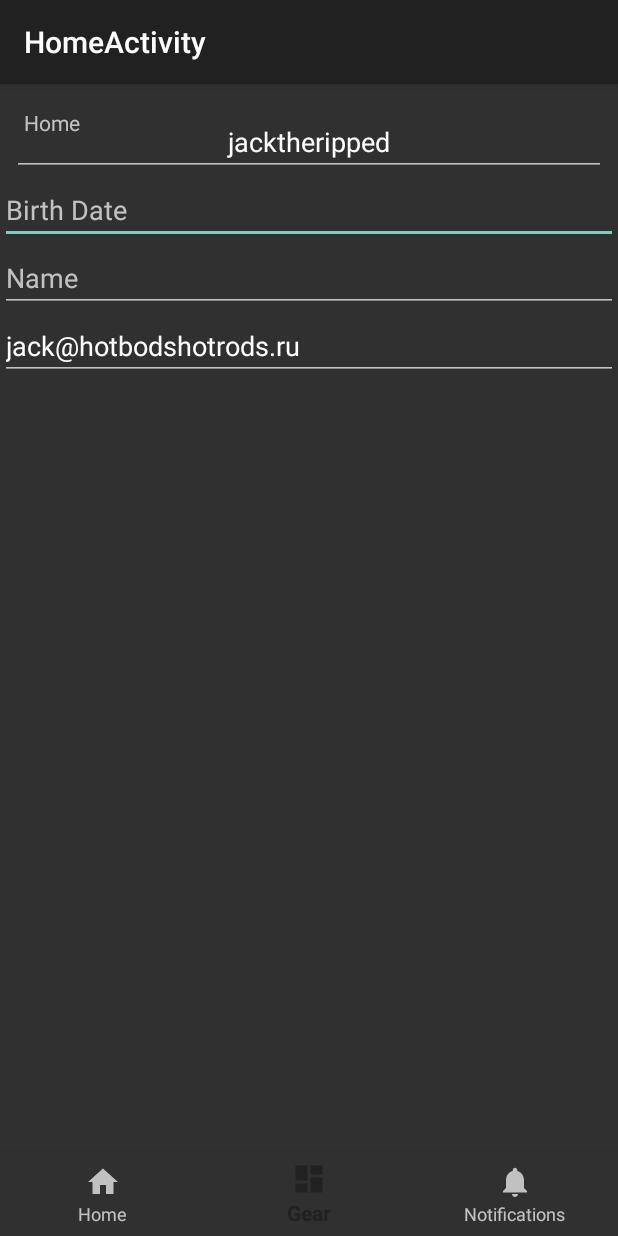
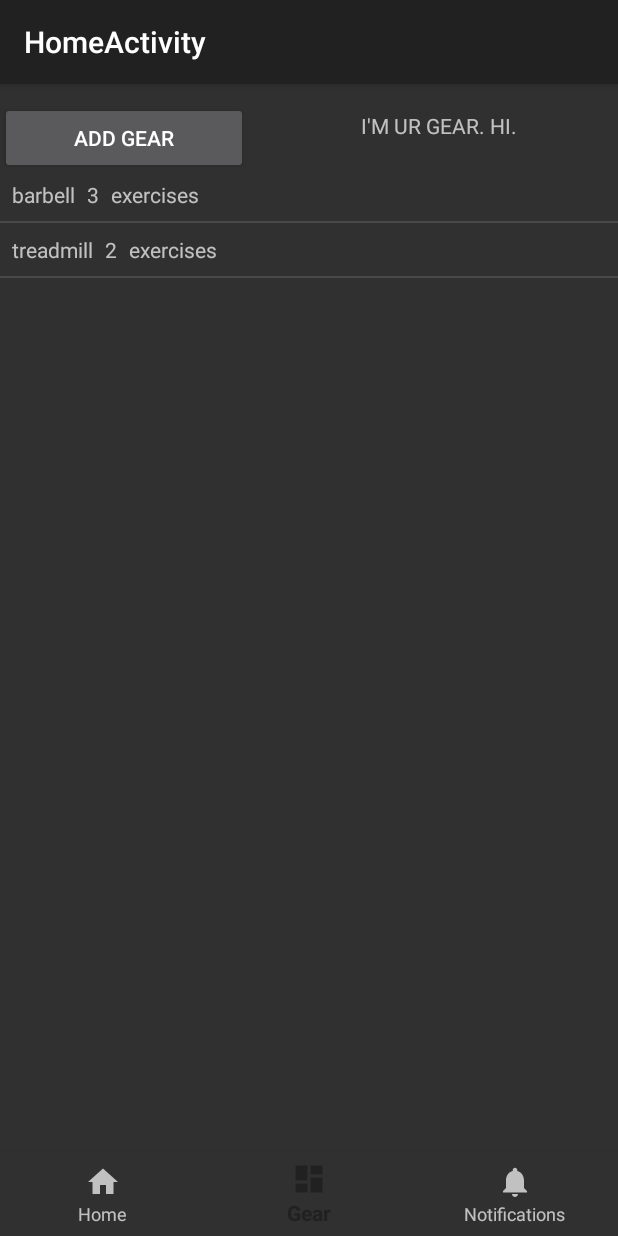
Before and after one commit to meltingscales/workout-image-equipment-classifier, an Android app: the HomeActivity screen opened directly, with no data from a screen before it, item 2 of the bottom bar chosen, on a phone screen of 412 x 824 dp. Run offline under Robolectric (Android 15) with nearby library versions, the phone set to English and light mode, and no system bars.

Commit message:
add gear view with EquipmentListAdapter

```diff
--- /dev/null
+++ b/android_apps/tensorflow_for_poets_tflite/app/src/main/java/com/scanfit/EquipmentArrayAdapter.java
@@ -0,0 +1,39 @@
+package com.scanfit;
+
+import android.content.Context;
+import android.support.annotation.NonNull;
+import android.support.annotation.Nullable;
+import android.view.LayoutInflater;
+import android.view.View;
+import android.view.ViewGroup;
+import android.widget.ArrayAdapter;
+import android.widget.TextView;
+
+import com.scanfit.modeling.fitness.Equipment;
+
+import java.util.List;
+
+public class EquipmentArrayAdapter extends ArrayAdapter<Equipment> {
+
+    public EquipmentArrayAdapter(@NonNull Context context, int resource, @NonNull List<Equipment> objects) {
+        super(context, resource, objects);
+    }
+
+    @NonNull
+    @Override
+    public View getView(int position, @Nullable View convertView, @NonNull ViewGroup parent) {
+        Equipment equipment = getItem(position);
+
+        if (convertView == null) {
+            convertView = LayoutInflater.from(getContext()).inflate(R.layout.single_equipment, parent, false);
+        }
+
+        TextView textViewEquipmentName = convertView.findViewById(R.id.textViewEquipmentName);
+        TextView textViewNumberExercises = convertView.findViewById(R.id.textViewNumberExercises);
+
+        textViewEquipmentName.setText(equipment.getName());
+        textViewNumberExercises.setText(String.valueOf(equipment.getExerciseSet().size()));
+
+        return convertView;
+    }
+}
--- a/android_apps/tensorflow_for_poets_tflite/app/src/main/java/com/scanfit/WorkoutSolver.java
+++ b/android_apps/tensorflow_for_poets_tflite/app/src/main/java/com/scanfit/WorkoutSolver.java
@@ -83,7 +83,7 @@ public class WorkoutSolver extends Application {
 //            System.out.println(equipmentType);
 
             for (String muscleGroup : workoutMuscleGroups) {
-                equipment.exerciseSet.add(muscleGroup);
+                equipment.getExerciseSet().add(muscleGroup);
 //                System.out.println("    " + muscleGroup);
             }
 
@@ -147,7 +147,7 @@ public class WorkoutSolver extends Application {
         HashSet<Equipment> ret = new HashSet<>();
 
         for (Equipment equipment : this.equipmentSet) {
-            if (equipment.exerciseSet.contains(w.name)) {
+            if (equipment.getExerciseSet().contains(w.name)) {
                 ret.add(equipment);
             }
         }
@@ -168,7 +168,7 @@ public class WorkoutSolver extends Application {
         System.out.printf("We want to train our '%s', and we have the following equipment available:%n", desiredMuscleGroup.toString());
 
         for (Equipment e : availableEquipment) {
-            System.out.printf("\t%s%n", e.name);
+            System.out.printf("\t%s%n", e.getName());
         }
 
         // Try all workouts.
--- a/android_apps/tensorflow_for_poets_tflite/app/src/main/java/com/scanfit/activities/HomeActivity.java
+++ b/android_apps/tensorflow_for_poets_tflite/app/src/main/java/com/scanfit/activities/HomeActivity.java
@@ -1,25 +1,38 @@
 package com.scanfit.activities;
 
-import android.os.Build;
+import android.content.Intent;
 import android.os.Bundle;
 import android.support.annotation.NonNull;
-import android.support.annotation.RequiresApi;
 import android.support.design.widget.BottomNavigationView;
 import android.support.v7.app.AppCompatActivity;
 import android.view.MenuItem;
+import android.view.View;
+import android.widget.ArrayAdapter;
 import android.widget.EditText;
+import android.widget.ListView;
 import android.widget.ViewSwitcher;
 
+import com.scanfit.EquipmentArrayAdapter;
 import com.scanfit.R;
+import com.scanfit.modeling.fitness.Equipment;
 import com.scanfit.modeling.user.BodyType;
 import com.scanfit.modeling.user.Person;
 
+import java.util.ArrayList;
 import java.util.Date;
+import java.util.List;
 
 
 public class HomeActivity extends AppCompatActivity {
 
-    private TextView mTextMessage;
+    private static Person defaultPerson = new Person("Jack Skellington", "jacktheripped", "jacktheboneman@hotbodshotrods.ru",
+            "cool gender", BodyType.NONBINARY, new Date());
+
+    private static ArrayList<Equipment> defaultEquipment = new ArrayList<Equipment>() {{
+        add(new Equipment("barbell", "lift it", "throw it", "eat it"));
+        add(new Equipment("treadmill", "run", "walk"));
+    }};
+
     private ViewSwitcher viewSwitcher = null;
     private BottomNavigationView.OnNavigationItemSelectedListener mOnNavigationItemSelectedListener
             = new BottomNavigationView.OnNavigationItemSelectedListener() {
@@ -27,31 +40,44 @@ public class HomeActivity extends AppCompatActivity {
         @Override
         public boolean onNavigationItemSelected(@NonNull MenuItem item) {
 
+
             switch (item.getItemId()) {
 
                 case R.id.navigation_home:
-                    mTextMessage.setText(R.string.title_home); // For debug purposes.
 
                     viewSwitcher.removeAllViews();
                     inflateUserView();
+                    populateUserView(defaultPerson);
+
                     return true;
 
-                case R.id.navigation_dashboard:
-                    mTextMessage.setText(R.string.title_gear);
-                    startActivity(new Intent(getApplicationContext(), CameraActivity.class)); //TODO: Instead of starting CameraActivity, make a 'gear' view.
+                case R.id.navigation_gear:
+
+                    viewSwitcher.removeAllViews();
+                    inflateGearView();
+                    populateGearView(defaultEquipment);
+
                     return true;
 
                 case R.id.navigation_notifications:
-                    mTextMessage.setText(R.string.title_notifications);
+
+                    viewSwitcher.removeAllViews();
                     //TODO Make an activity for this too.
                     return true;
             }
+
             return false;
+
         }
     };
 
+
     private void inflateUserView() {
         viewSwitcher.addView(getLayoutInflater().inflate(R.layout.fragment_user_view, null)); // Add and inflate our user view.
+    }
+
+    private void inflateGearView() {
+        viewSwitcher.addView(getLayoutInflater().inflate(R.layout.fragment_gear_view, null)); // Add and inflate our gear view.
     }
 
     /***
@@ -61,25 +87,43 @@ public class HomeActivity extends AppCompatActivity {
     private void populateUserView(Person person) {
         ((EditText) findViewById(R.id.editTextUsername)).setText(person.getUsername());
         ((EditText) findViewById(R.id.editTextEmail)).setText(person.getEmail());
-
     }
 
-    @RequiresApi(api = Build.VERSION_CODES.O)
+    /**
+     * Populate our GearView with a list of Equipment.
+     *
+     * @param equipments A list of Equipment.
+     */
+    private void populateGearView(List<Equipment> equipments) {
+        ArrayAdapter<Equipment> equipmentArrayAdapter = new EquipmentArrayAdapter(this, R.id.listViewGear, equipments);
+
+        ListView listView = findViewById(R.id.listViewGear);
+
+        listView.setAdapter(equipmentArrayAdapter);
+
+        findViewById(R.id.buttonAddGear).setOnClickListener(new View.OnClickListener() {
+            @Override
+            public void onClick(View v) {
+                startActivity(new Intent(getApplicationContext(), CameraActivity.class)); //TODO: Instead of starting CameraActivity, give them a choice
+            }
+        });
+    }
+
     @Override
     protected void onCreate(Bundle savedInstanceState) {
+
         setTheme(R.style.Theme_AppCompat);
         super.onCreate(savedInstanceState);
         setContentView(R.layout.activity_home);
 
-        mTextMessage = (TextView) findViewById(R.id.message);
         BottomNavigationView navigation = (BottomNavigationView) findViewById(R.id.navigation);
         navigation.setOnNavigationItemSelectedListener(mOnNavigationItemSelectedListener);
 
         viewSwitcher = findViewById(R.id.viewSwitcher);
-
         viewSwitcher.removeAllViews();
         inflateUserView();
-        populateUserView(new Person("jack", "jacktheripped", "jack@hotbodshotrods.ru", "cool gender", BodyType.NONBINARY, new Date()));
+        populateUserView(new Person("Jack Skellington", "jacktheripped", "jacktheboneman@hotbodshotrods.ru",
+                "cool gender", BodyType.NONBINARY, new Date()));
     }
 
 }
--- a/android_apps/tensorflow_for_poets_tflite/app/src/main/java/com/scanfit/modeling/fitness/Equipment.java
+++ b/android_apps/tensorflow_for_poets_tflite/app/src/main/java/com/scanfit/modeling/fitness/Equipment.java
@@ -8,20 +8,36 @@ import java.util.HashSet;
 
 public class Equipment implements Serializable, Comparable<Equipment> {
 
+    public String getName() {
+        return name;
+    }
+
+    public void setName(String name) {
+        this.name = name;
+    }
+
+    public HashSet<String> getExerciseSet() {
+        return exerciseSet;
+    }
+
+    public void setExerciseSet(HashSet<String> exerciseSet) {
+        this.exerciseSet = exerciseSet;
+    }
+
     /***
      * What is this Equipment called?
      */
-    public String name;
+    private String name;
 
     /***
      * Set of all exercise NAMES you can do with this Equipment.
      */
-    public HashSet<String> exerciseSet = new HashSet<>();
+    private HashSet<String> exerciseSet = new HashSet<>();
 
     public Equipment(String name, String... exerciseNames) {
-        this.name = name;
+        this.setName(name);
 
-        Collections.addAll(exerciseSet, exerciseNames);
+        Collections.addAll(getExerciseSet(), exerciseNames);
     }
 
     public Equipment(String name) {
@@ -35,9 +51,9 @@ public class Equipment implements Serializable, Comparable<Equipment> {
 
     @Override
     public int hashCode() {
-        int start = name.hashCode();
+        int start = getName().hashCode();
 
-        for (String s : exerciseSet) {
+        for (String s : getExerciseSet()) {
             start = start ^ s.hashCode();
         }
 
@@ -46,11 +62,11 @@ public class Equipment implements Serializable, Comparable<Equipment> {
 
     public boolean equals(Equipment e) {
 
-        if (!this.name.equals(e.name)) {
+        if (!this.getName().equals(e.getName())) {
             return false;
         }
 
-        return this.exerciseSet.containsAll(e.exerciseSet);
+        return this.getExerciseSet().containsAll(e.getExerciseSet());
     }
 
     @Override
@@ -64,6 +80,6 @@ public class Equipment implements Serializable, Comparable<Equipment> {
 
     @Override
     public String toString() {
-        return this.name;
+        return this.getName();
     }
 }
--- a/android_apps/tensorflow_for_poets_tflite/app/src/main/res/layout/activity_home.xml
+++ b/android_apps/tensorflow_for_poets_tflite/app/src/main/res/layout/activity_home.xml
@@ -6,17 +6,6 @@
     android:layout_width="match_parent"
     android:layout_height="match_parent"
     tools:context=".activities.HomeActivity">
-
-    <TextView
-        android:id="@+id/message"
-        android:layout_width="wrap_content"
-        android:layout_height="wrap_content"
-        android:layout_marginStart="@dimen/activity_horizontal_margin"
-        android:layout_marginLeft="@dimen/activity_horizontal_margin"
-        android:layout_marginTop="@dimen/activity_vertical_margin"
-        android:text="@string/title_home"
-        app:layout_constraintLeft_toLeftOf="parent"
-        app:layout_constraintTop_toTopOf="parent" />
 
     <android.support.design.widget.BottomNavigationView
         android:id="@+id/navigation"
--- /dev/null
+++ b/android_apps/tensorflow_for_poets_tflite/app/src/main/res/layout/fragment_gear_view.xml
@@ -0,0 +1,55 @@
+<?xml version="1.0" encoding="utf-8"?>
+<android.support.constraint.ConstraintLayout xmlns:android="http://schemas.android.com/apk/res/android"
+    xmlns:app="http://schemas.android.com/apk/res-auto"
+    xmlns:tools="http://schemas.android.com/tools"
+    android:layout_width="match_parent"
+    android:layout_height="match_parent"
+    android:scrollbarStyle="insideOverlay">
+
+    <ListView
+        android:id="@+id/listViewGear"
+        android:layout_width="wrap_content"
+        android:layout_height="595dp"
+        app:layout_constraintEnd_toEndOf="parent"
+        app:layout_constraintHorizontal_bias="0.0"
+        app:layout_constraintStart_toStartOf="parent"
+        app:layout_constraintTop_toBottomOf="@+id/linearLayout4"
+        tools:layout_conversion_absoluteHeight="64dp"
+        tools:layout_conversion_absoluteWidth="384dp" />
+
+    <LinearLayout
+        android:id="@+id/linearLayout4"
+        android:layout_width="match_parent"
+        android:layout_height="wrap_content"
+        android:gravity="center"
+        android:orientation="horizontal"
+        app:layout_constraintEnd_toEndOf="parent"
+        app:layout_constraintStart_toStartOf="parent"
+        app:layout_constraintTop_toTopOf="parent">
+
+        <Button
+            android:id="@+id/buttonAddGear"
+            android:layout_width="31dp"
+            android:layout_height="wrap_content"
+            android:layout_marginEnd="8dp"
+            android:layout_marginTop="8dp"
+            android:layout_weight="1"
+            android:text="@string/add_gear"
+            app:layout_constraintEnd_toEndOf="parent"
+            app:layout_constraintTop_toTopOf="parent" />
+
+        <TextView
+            android:id="@+id/textView1"
+            android:layout_width="wrap_content"
+            android:layout_height="wrap_content"
+            android:layout_weight="1"
+            android:gravity="center"
+            android:text="I'M UR GEAR. HI."
+            app:layout_constraintEnd_toStartOf="@+id/buttonAddGear"
+            app:layout_constraintStart_toStartOf="parent"
+            app:layout_constraintTop_toTopOf="parent"
+            tools:layout_conversion_absoluteHeight="19dp"
+            tools:layout_conversion_absoluteWidth="101dp" />
+    </LinearLayout>
+
+</android.support.constraint.ConstraintLayout>
--- /dev/null
+++ b/android_apps/tensorflow_for_poets_tflite/app/src/main/res/layout/single_equipment.xml
@@ -0,0 +1,42 @@
+<?xml version="1.0" encoding="utf-8"?>
+<LinearLayout xmlns:android="http://schemas.android.com/apk/res/android"
+    xmlns:app="http://schemas.android.com/apk/res-auto"
+    xmlns:tools="http://schemas.android.com/tools"
+    android:layout_width="match_parent"
+    android:layout_height="match_parent"
+    android:gravity="center">
+
+    <TextView
+        android:id="@+id/textViewEquipmentName"
+        android:layout_width="wrap_content"
+        android:layout_height="wrap_content"
+        android:layout_marginBottom="8dp"
+        android:layout_marginEnd="8dp"
+        android:layout_marginStart="8dp"
+        android:layout_marginTop="8dp"
+        android:text="Barbell" />
+
+    <LinearLayout
+        android:layout_width="wrap_content"
+        android:layout_height="match_parent"
+        android:layout_weight="0"
+        android:gravity="center"
+        android:orientation="horizontal">
+
+        <TextView
+            android:id="@+id/textViewNumberExercises"
+            android:layout_width="wrap_content"
+            android:layout_height="wrap_content"
+            android:layout_weight="0"
+            android:paddingEnd="8dp"
+            android:text="0" />
+
+        <TextView
+            android:layout_width="match_parent"
+            android:layout_height="wrap_content"
+            android:layout_weight="0"
+            android:text="exercises"
+            tools:layout_editor_absoluteX="242dp"
+            tools:layout_editor_absoluteY="372dp" />
+    </LinearLayout>
+</LinearLayout>
--- a/android_apps/tensorflow_for_poets_tflite/app/src/main/res/menu/navigation.xml
+++ b/android_apps/tensorflow_for_poets_tflite/app/src/main/res/menu/navigation.xml
@@ -7,7 +7,7 @@
         android:title="@string/title_home" />
 
     <item
-        android:id="@+id/navigation_dashboard"
+        android:id="@+id/navigation_gear"
         android:icon="@drawable/ic_dashboard_black_24dp"
         android:title="@string/title_gear" />
 
--- a/android_apps/tensorflow_for_poets_tflite/app/src/main/res/values/strings.xml
+++ b/android_apps/tensorflow_for_poets_tflite/app/src/main/res/values/strings.xml
@@ -46,4 +46,5 @@
     <string name="name">Name</string>
     <string name="email">Email</string>
     <string name="your_profile_picture">Your profile picture.</string>
+    <string name="add_gear">Add Gear</string>
 </resources>
```
